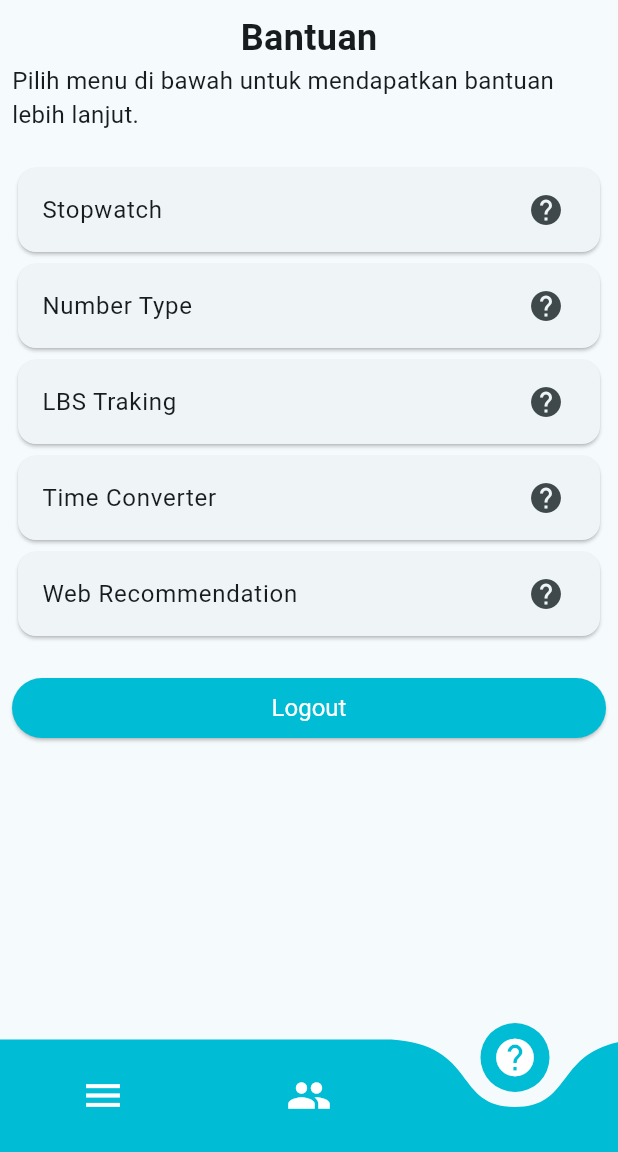
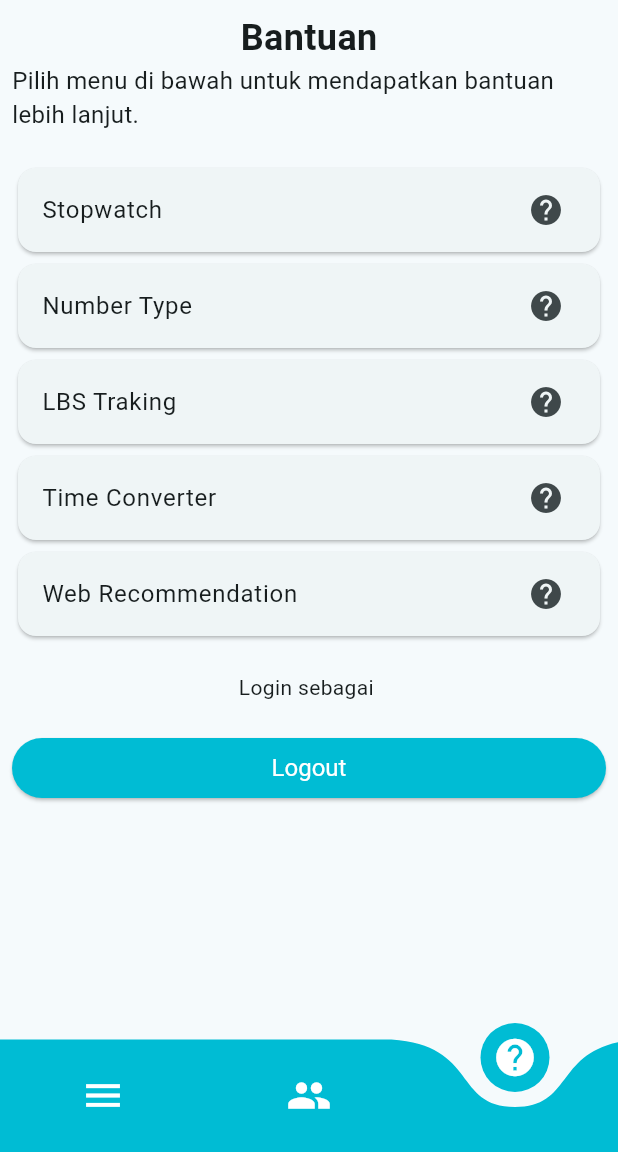
Before and after one commit to panjiarif/tpm-3, a Flutter app: the homePage screen opened directly, item 3 of the bottom bar chosen, on a phone screen of 412 x 824 dp, the part 84-1236 px from its top. Run offline on Flutter 3.47's test engine with Material 3 defaults, Android fonts, the light colour scheme and no system bars; drawn by our look-alikes of curved_navigation_bar; our stand-ins replace firebase_auth, firebase_core; missing offline and left inert: flutter_session_jwt; accounts and stored records are empty.

```diff
--- a/lib/pages/subPages/helpPage.dart
+++ b/lib/pages/subPages/helpPage.dart
@@ -154,6 +154,8 @@ class HelpPage extends StatelessWidget {
             ),
           ),
           SizedBox(height: 20),
+          Text('Login sebagai ${FirebaseAuth.instance.currentUser?.email}'),
+          SizedBox(height: 20),
           SizedBox(
             width: double.infinity,
             child: ElevatedButton(
```
